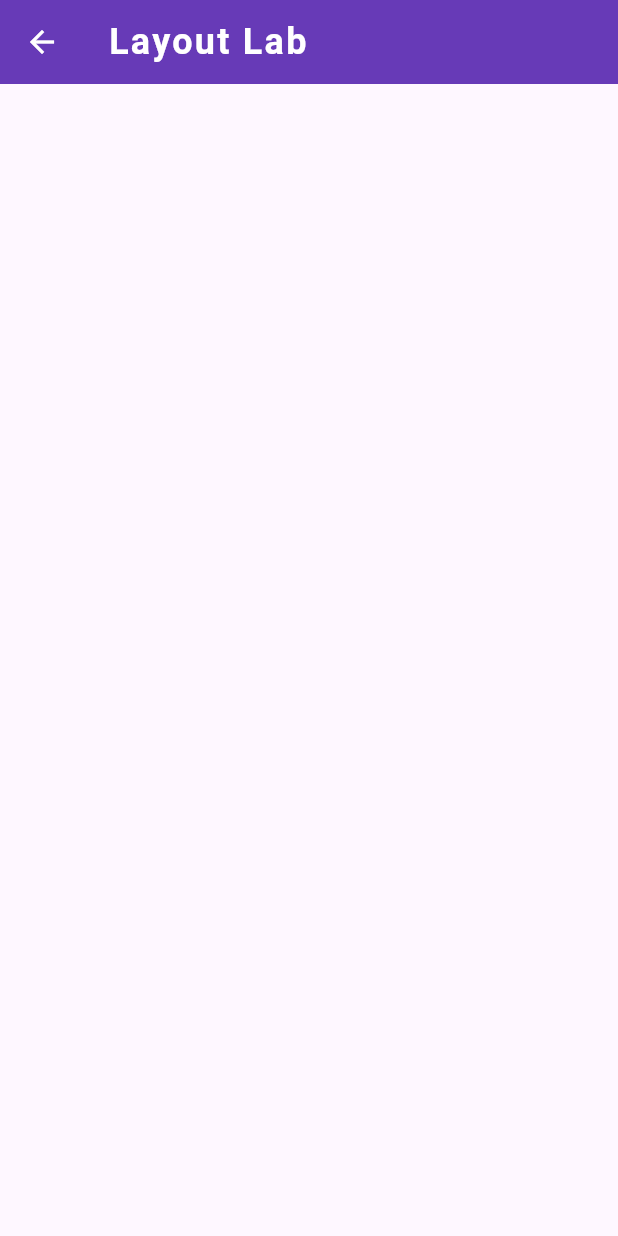
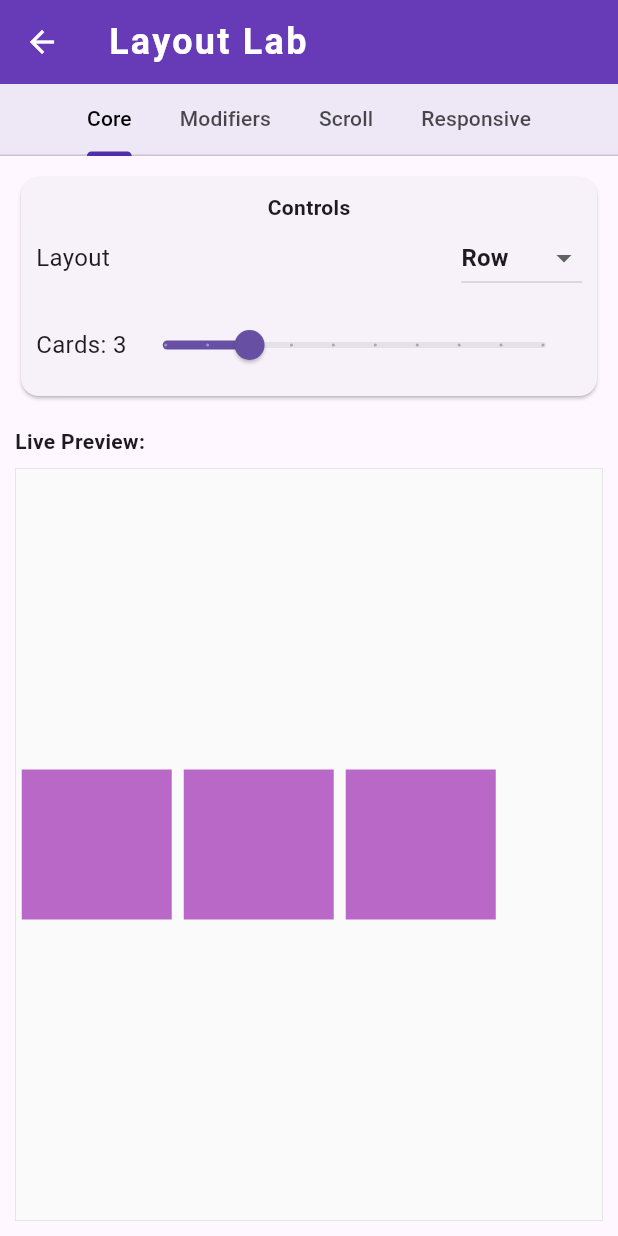
Before and after one commit to 23jammy/flutter_guide_app, a Flutter app: the LayoutScreen screen opened by its route, on a phone screen of 412 x 824 dp. Run offline on Flutter 3.47's test engine with Material 3 defaults, Android fonts, the phone set to English and light mode, and no system bars; our stand-ins replace google_fonts; Roboto replaces fonts that are missing (Pangolin).

Commit message:
Add layout tabs Start core layout Add controls Execute live preview

```diff
--- a/lib/core/widgets/custom_appbar.dart
+++ b/lib/core/widgets/custom_appbar.dart
@@ -3,16 +3,20 @@ import 'package:google_fonts/google_fonts.dart';
 
 class CustomAppbar extends StatelessWidget implements PreferredSizeWidget {
   final String text;
+  final PreferredSizeWidget? bottom;
 
-  const CustomAppbar({super.key, required this.text});
+  const CustomAppbar({super.key, required this.text, this.bottom});
 
   @override
-  Size get preferredSize => const Size.fromHeight(kToolbarHeight);
+  Size get preferredSize {
+    final bottomHeight = bottom?.preferredSize.height ?? 0.0;
+    return Size.fromHeight(kToolbarHeight + bottomHeight);
+  }
 
   @override
   Widget build(BuildContext context) {
     return AppBar(
-      iconTheme: const IconThemeData(color: Colors.white), // Make the built-in back button white
+      iconTheme: const IconThemeData(color: Colors.white,), // Make the built-in back button white
       title: Text(
         text,
         style: GoogleFonts.pangolin(
@@ -25,6 +29,7 @@ class CustomAppbar extends StatelessWidget implements PreferredSizeWidget {
         ),
       ),
       backgroundColor: Colors.deepPurple,
+      bottom: bottom,
     );
   }
 }
--- /dev/null
+++ b/lib/features/layout_section/core_layout.dart
@@ -0,0 +1,160 @@
+import 'package:flutter/material.dart';
+
+class CoreLayout extends StatefulWidget {
+  const CoreLayout({super.key});
+
+  @override
+  State<CoreLayout> createState() => _CoreLayoutState();
+}
+
+class _CoreLayoutState extends State<CoreLayout> {
+  String selectedLayout = 'Row';
+  int cardCount = 3;
+
+  // Helper to generate cards
+  List<Widget> _generatedCards() {
+    return List.generate(
+      cardCount,
+      (index) => Container(
+        width: 100,
+        height: 100,
+        color: Colors.purple[300],
+        margin: const EdgeInsets.all(4),
+        alignment: Alignment.center,
+      ),
+    );
+  }
+
+  // Helper for layout switch based on what user selected
+  Widget _buildActiveLayout() {
+    final cards = _generatedCards();
+
+    switch (selectedLayout) {
+      case 'Column':
+        return Column(children: cards);
+      case 'Wrap':
+        return Wrap(children: cards);
+      case 'Stack':
+        return Stack(
+          children: List.generate(cardCount, (index) {
+            return Positioned(
+              // Multiply the index by 15 to cascade them diagonally!
+              top: index * 25.0,
+              left: index * 30.0,
+              child: Container(
+                width: 100,
+                height: 100,
+                color: Colors.purple[400]!.withValues(alpha: 0.5),
+                alignment: Alignment.center,
+              ),
+            );
+          }),
+        );
+      case 'Row':
+        return Row(children: cards);
+      default:
+        return Row(children: cards);
+    }
+  }
+
+  @override
+  Widget build(BuildContext context) {
+    return Padding(
+      padding: EdgeInsets.all(10),
+
+      child: Column(
+        crossAxisAlignment: CrossAxisAlignment.stretch,
+        children: [
+          // Controls
+          Card(
+            child: Padding(
+              padding: EdgeInsets.all(10.0),
+              child: Column(
+                children: [
+                  Text(
+                    "Controls",
+                    style: TextStyle(fontWeight: FontWeight.bold),
+                  ),
+
+                  // Dropdown
+                  Row(
+                    mainAxisAlignment: MainAxisAlignment.spaceBetween,
+                    children: [
+                      Text("Layout", style: TextStyle(fontSize: 16)),
+                      DropdownButton<String>(
+                        value: selectedLayout,
+                        items: ['Row', 'Column', 'Stack', 'Wrap'].map((
+                          String layout,
+                        ) {
+                          return DropdownMenuItem<String>(
+                            value: layout,
+                            child: Text(
+                              layout,
+                              style: TextStyle(fontWeight: FontWeight.bold),
+                            ),
+                          );
+                        }).toList(),
+                        onChanged: (String? newValue) {
+                          if (newValue != null) {
+                            setState(() {
+                              selectedLayout = newValue;
+                            });
+                          }
+                        },
+                      ),
+                    ],
+                  ),
+
+                  const SizedBox(height: 10),
+
+                  // Slider
+                  Row(
+                    mainAxisAlignment: MainAxisAlignment.spaceBetween,
+                    children: [
+                      Text("Cards: $cardCount", style: TextStyle(fontSize: 16)),
+                      Expanded(
+                        child: Slider(
+                          value: cardCount.toDouble(),
+                          min: 1,
+                          max: 10,
+                          divisions: 9,
+                          label: cardCount.toString(),
+                          onChanged: (double newValue) {
+                            setState(() {
+                              cardCount = newValue.toInt();
+                            });
+                          },
+                        ),
+                      ),
+                    ],
+                  ),
+                ],
+              ),
+            ),
+          ),
+
+          // Canvas
+          const SizedBox(height: 16),
+
+          const Text(
+            "Live Preview:",
+            style: TextStyle(fontWeight: FontWeight.bold),
+          ),
+          const SizedBox(height: 8),
+
+          Expanded(
+            child: Container(
+              decoration: BoxDecoration(
+                border: Border.all(color: Colors.grey[300]!, width: 0.5),
+                color: Colors.grey[50],
+              ),
+              alignment: Alignment.center,
+
+              child: _buildActiveLayout(),
+            ),
+          ),
+        ],
+      ),
+    );
+  }
+}
--- a/lib/features/layout_section/layout_screen.dart
+++ b/lib/features/layout_section/layout_screen.dart
@@ -1,14 +1,48 @@
 import 'package:flutter/material.dart';
 import 'package:lecture/core/widgets/custom_appbar.dart';
+import 'package:lecture/features/layout_section/core_layout.dart';
 
-
-class LayoutScreen extends StatelessWidget {
+class LayoutScreen extends StatefulWidget {
   const LayoutScreen({super.key});
 
   @override
+  State<LayoutScreen> createState() => _LayoutScreenState();
+}
+
+class _LayoutScreenState extends State<LayoutScreen> {
+  @override
   Widget build(BuildContext context) {
-    return Scaffold(
-      appBar: CustomAppbar(text: "Layout Lab"),
+    return DefaultTabController(
+      length: 5,
+      child: Scaffold(
+        appBar: CustomAppbar(
+          text: "Layout Lab",
+          bottom: PreferredSize(
+            preferredSize: const Size.fromHeight(kTextTabBarHeight),
+            child: Container(
+              color: Colors.deepPurple[50],
+              child: TabBar(
+                indicatorColor: Colors.deepPurple[700],
+                labelColor: Colors.black,
+                unselectedLabelColor: Colors.black.withValues(alpha:0.7),
+                isScrollable: true,
+                tabAlignment: TabAlignment.center,
+                padding: EdgeInsets.symmetric(horizontal: 5),
+                tabs: [
+                  Tab(text: "Core"),
+                  Tab(text: "Modifiers"),
+                  Tab(text: "Scroll"),
+                  Tab(text: "Responsive"),
+                ],
+              ),
+            ),
+          ),
+        ),
+
+        body: TabBarView(children: [
+          CoreLayout(),
+        ],)
+      ),
     );
   }
 }
```
Also changed, not shown: lib/features/layout_section/modifiers_layout.dart (added), lib/features/layout_section/responsive_layout.dart (added), lib/features/layout_section/scroll_layout.dart (added).
